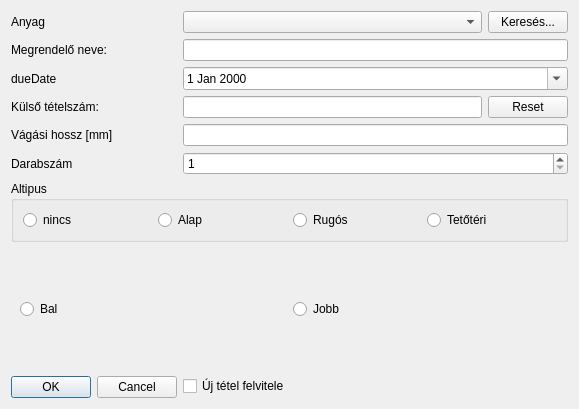
The window that view/dialog/input/addinputdialog.ui (horvathzoltan/cutplannerpro) describes before a commit, drawn with Qt 5.
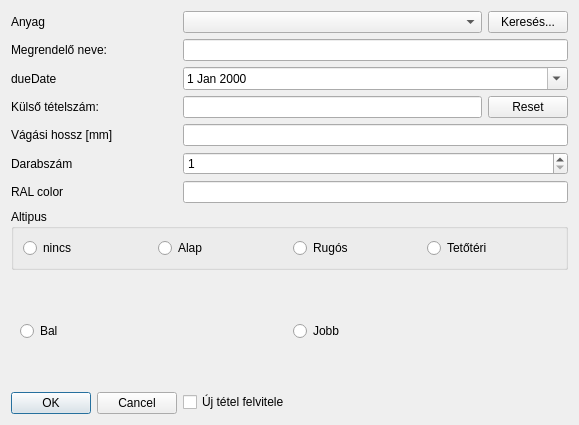
The same window after the commit.

```diff
--- a/view/dialog/input/addinputdialog.ui
+++ b/view/dialog/input/addinputdialog.ui
@@ -7,7 +7,7 @@
     <x>0</x>
     <y>0</y>
     <width>579</width>
-    <height>409</height>
+    <height>425</height>
    </rect>
   </property>
   <property name="windowTitle">
@@ -205,6 +205,16 @@
      </item>
     </layout>
    </item>
+   <item row="9" column="0">
+    <widget class="QLabel" name="label_5">
+     <property name="text">
+      <string>RAL color</string>
+     </property>
+    </widget>
+   </item>
+   <item row="9" column="1">
+    <widget class="QLineEdit" name="edit_Color"/>
+   </item>
   </layout>
  </widget>
  <tabstops>
```
